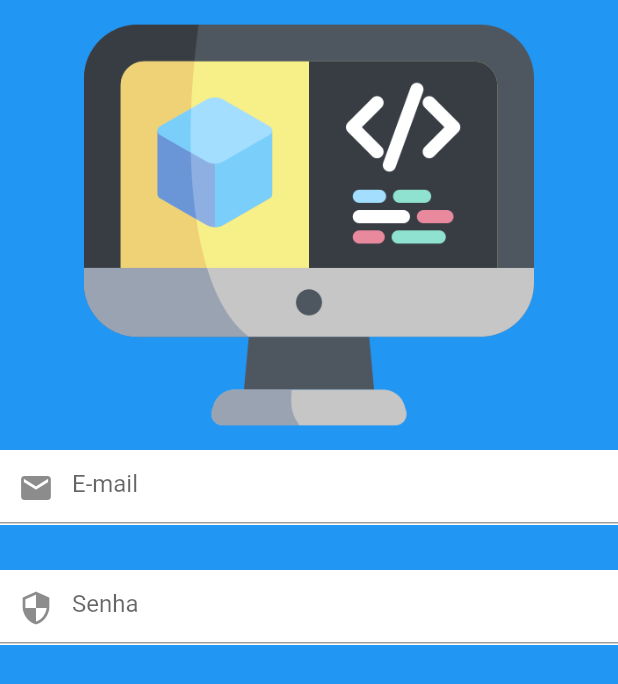
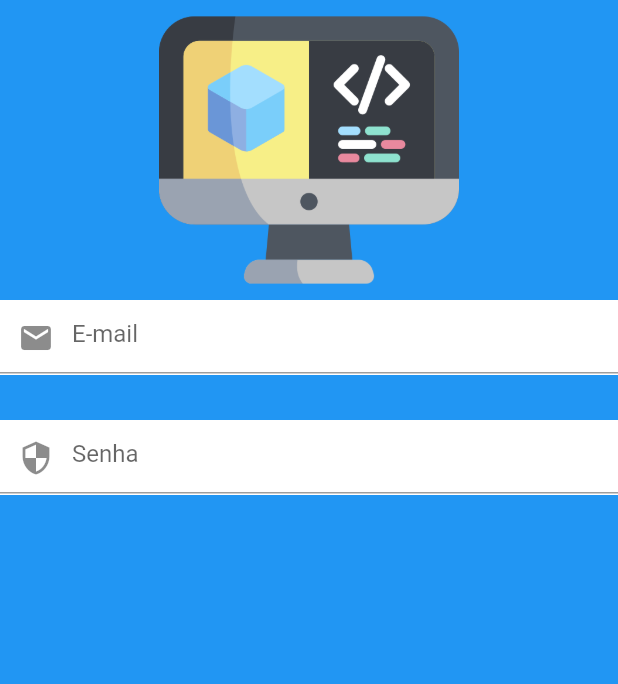
Before and after one commit to dav1zera/desafio_1, a Flutter app: the screen it shows after launch, on a phone screen of 412 x 824 dp. Shown: the top 684 px of the screen. Run offline on Flutter 3.47's test engine with Material 2 defaults, Android fonts, the phone set to English and light mode, and no system bars.

Commit message:
Testando imagem

```diff
--- a/analysis_options.yaml
+++ b/analysis_options.yaml
@@ -24,6 +24,5 @@ linter:
   rules:
     # avoid_print: false  # Uncomment to disable the `avoid_print` rule
     # prefer_single_quotes: true  # Uncomment to enable the `prefer_single_quotes` rule
-
 # Additional information about this file can be found at
 # https://dart.dev/guides/language/analysis-options
--- a/lib/main.dart
+++ b/lib/main.dart
@@ -16,7 +16,10 @@ class MeuHello extends StatelessWidget {
           child: ListView(
             children: [
               SizedBox(
-                  height: 300, child: Image.asset("assets/images/screen.png")),
+                  height: 200,
+                  child: Image.asset(
+                    "assets/images/screen.png",
+                  )),
               Container(
                 height: 50,
                 color: Colors.white,
```
